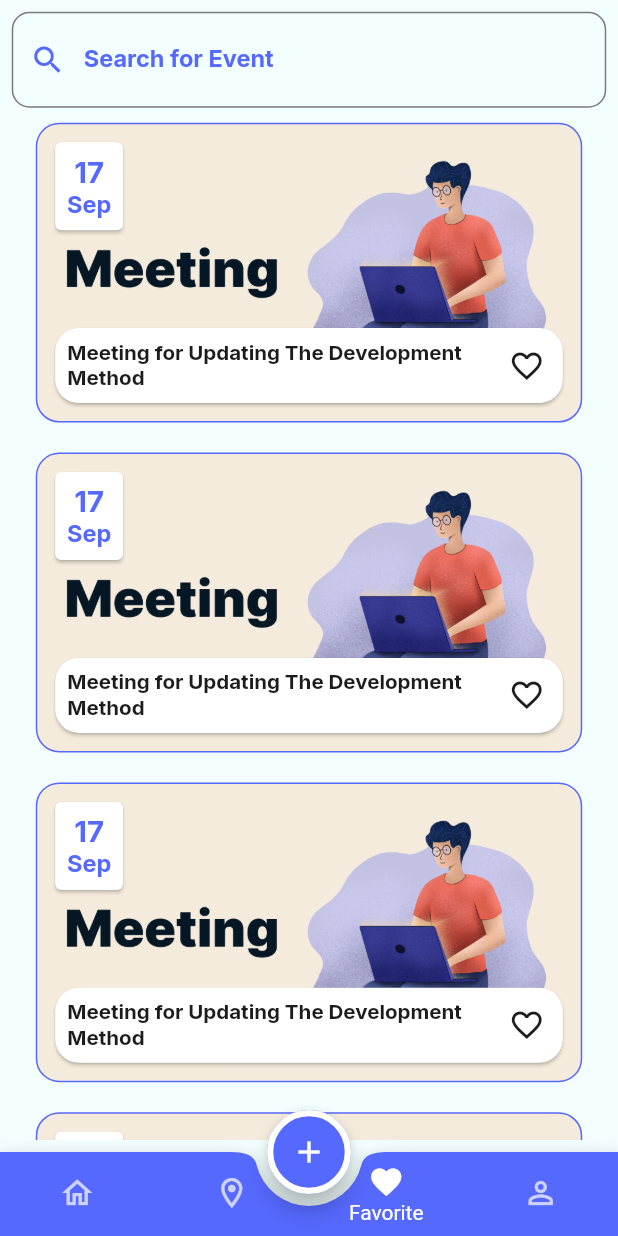
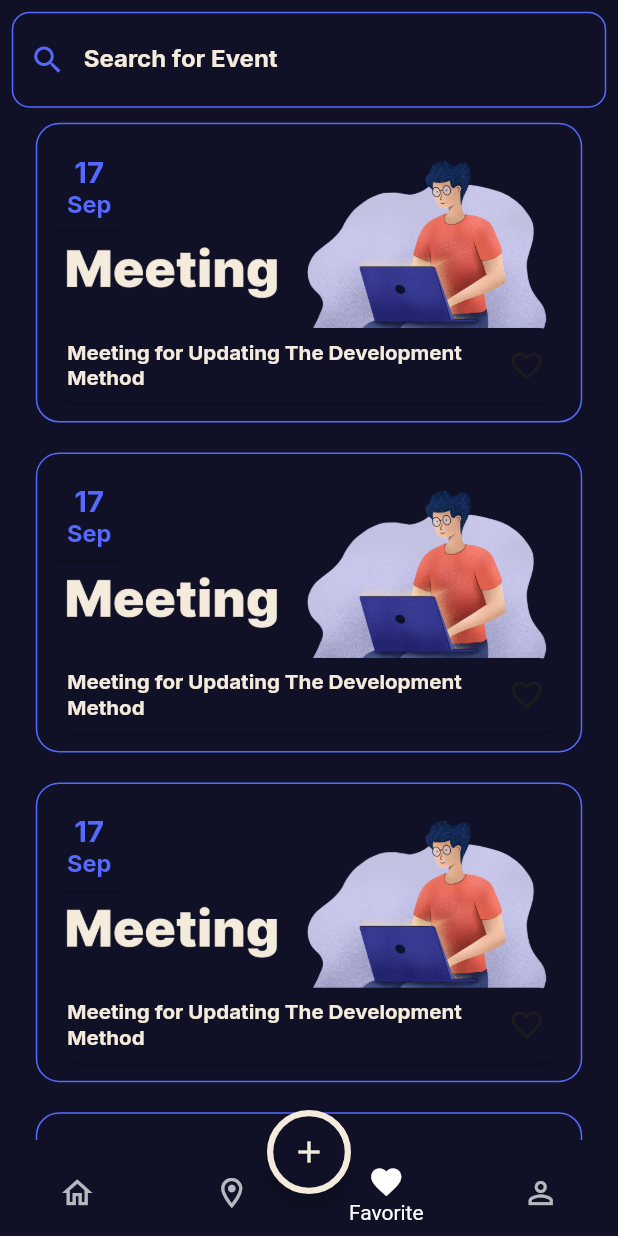
Before and after one commit to kareem-79/evently, a Flutter app: the screen it shows after launch, item 3 of the bottom bar chosen, on a phone screen of 412 x 824 dp. Run offline on Flutter 3.47's test engine with Material 3 defaults, Android fonts, the phone set to English and light mode, and no system bars; our stand-ins replace flutter_screenutil, google_fonts.

Commit message:
finish theme

```diff
--- a/lib/config/theme/theme_manager.dart
+++ b/lib/config/theme/theme_manager.dart
@@ -6,6 +6,7 @@ import 'package:google_fonts/google_fonts.dart';
 class ThemeManager {
   static final ThemeData light = ThemeData(
     primaryColor: ColorsManager.blue,
+    shadowColor: ColorsManager.whiteBlue,
     useMaterial3: false,
     iconTheme: IconThemeData(color: ColorsManager.black),
     appBarTheme: AppBarTheme(
@@ -80,15 +81,15 @@ class ThemeManager {
         color: ColorsManager.white,
         fontWeight: FontWeight.w400,
       ),
+      headlineMedium: GoogleFonts.inter(
+        fontSize: 16.sp,
+        color: ColorsManager.blue,
+        fontWeight: FontWeight.w400,
+      ),
       headlineLarge: GoogleFonts.inter(
         fontSize: 24.sp,
         color: ColorsManager.white,
         fontWeight: FontWeight.bold,
-      ),
-      headlineMedium: GoogleFonts.inter(
-        fontSize: 16.sp,
-        color: ColorsManager.blue,
-        fontWeight: FontWeight.w400,
       ),
       titleMedium: GoogleFonts.inter(
         fontSize: 20.sp,
@@ -101,9 +102,19 @@ class ThemeManager {
         color: ColorsManager.black,
       ),
       labelSmall: GoogleFonts.inter(
-          fontSize: 16,
-          fontWeight: FontWeight.w500,
-          color: ColorsManager.black)
+        fontSize: 16,
+        fontWeight: FontWeight.w500,
+        color: ColorsManager.black,
+      ),
+      displayMedium: GoogleFonts.inter(
+        fontSize: 18.sp,
+        color: ColorsManager.blue,
+      ),
+      displaySmall: GoogleFonts.inter(
+        fontSize: 16,
+        fontWeight: FontWeight.bold,
+        color: ColorsManager.blue,
+      ),
     ),
     bottomNavigationBarTheme: BottomNavigationBarThemeData(
       backgroundColor: Colors.transparent,
@@ -119,5 +130,131 @@ class ThemeManager {
     ),
     cardTheme: CardThemeData(color: Colors.white),
   );
-  static final ThemeData dark = ThemeData();
+  static final ThemeData dark = ThemeData(
+    primaryColor: ColorsManager.darkBlue,
+    shadowColor: ColorsManager.darkBlue,
+    useMaterial3: false,
+    iconTheme: IconThemeData(color: ColorsManager.ofWhite),
+    appBarTheme: AppBarTheme(
+      backgroundColor: ColorsManager.darkBlue,
+      foregroundColor: ColorsManager.blue,
+      titleTextStyle: GoogleFonts.roboto(
+        fontSize: 22.sp,
+        color: ColorsManager.blue,
+      ),
+      centerTitle: true,
+    ),
+    floatingActionButtonTheme: FloatingActionButtonThemeData(
+      backgroundColor: ColorsManager.darkBlue,
+      foregroundColor: ColorsManager.ofWhite,
+      shape: StadiumBorder(
+        side: BorderSide(color: ColorsManager.ofWhite, width: 4.w),
+      ),
+    ),
+    scaffoldBackgroundColor: ColorsManager.darkBlue,
+    elevatedButtonTheme: ElevatedButtonThemeData(
+      style: ElevatedButton.styleFrom(
+        padding: EdgeInsetsGeometry.all(14.sp),
+        backgroundColor: ColorsManager.blue,
+        foregroundColor: ColorsManager.whiteBlue,
+        textStyle: GoogleFonts.inter(
+          fontSize: 20.sp,
+          color: ColorsManager.white,
+          fontWeight: FontWeight.w500,
+        ),
+        shape: RoundedRectangleBorder(
+          borderRadius: BorderRadiusGeometry.circular(12.r),
+        ),
+      ),
+    ),
+    inputDecorationTheme: InputDecorationTheme(
+      labelStyle: GoogleFonts.inter(
+        fontSize: 16.sp,
+        color: ColorsManager.ofWhite,
+        fontWeight: FontWeight.w400,
+      ),
+      prefixIconColor: ColorsManager.ofWhite,
+      suffixIconColor: ColorsManager.ofWhite,
+      enabledBorder: OutlineInputBorder(
+        borderRadius: BorderRadius.circular(12.r),
+        borderSide: BorderSide(color: ColorsManager.blue),
+      ),
+      focusedBorder: OutlineInputBorder(
+        borderRadius: BorderRadius.circular(12.r),
+        borderSide: BorderSide(color: ColorsManager.blue),
+      ),
+      errorBorder: OutlineInputBorder(
+        borderRadius: BorderRadius.circular(12.r),
+        borderSide: BorderSide(color: ColorsManager.red),
+      ),
+      focusedErrorBorder: OutlineInputBorder(
+        borderRadius: BorderRadius.circular(12.r),
+        borderSide: BorderSide(color: ColorsManager.red),
+      ),
+    ),
+    textTheme: TextTheme(
+      bodySmall: GoogleFonts.inter(
+        fontSize: 14.sp,
+        color: ColorsManager.ofWhite,
+        fontWeight: FontWeight.bold,
+      ),
+      titleSmall: GoogleFonts.inter(
+        fontSize: 16.sp,
+        color: ColorsManager.ofWhite,
+        fontWeight: FontWeight.bold,
+      ),
+      headlineSmall: GoogleFonts.inter(
+        fontSize: 14.sp,
+        color: ColorsManager.white,
+        fontWeight: FontWeight.w400,
+      ),
+      headlineLarge: GoogleFonts.inter(
+        fontSize: 24.sp,
+        color: ColorsManager.white,
+        fontWeight: FontWeight.bold,
+      ),
+      headlineMedium: GoogleFonts.inter(
+        fontSize: 16.sp,
+        color: ColorsManager.ofWhite,
+        fontWeight: FontWeight.w400,
+      ),
+      titleMedium: GoogleFonts.inter(
+        fontSize: 20.sp,
+        color: ColorsManager.blue,
+        fontWeight: FontWeight.bold,
+      ),
+      labelMedium: GoogleFonts.inter(
+        fontSize: 20.sp,
+        fontWeight: FontWeight.bold,
+        color: ColorsManager.ofWhite,
+      ),
+      labelSmall: GoogleFonts.inter(
+        fontSize: 16,
+        fontWeight: FontWeight.w500,
+        color: ColorsManager.ofWhite,
+      ),
+      displayMedium: GoogleFonts.inter(
+        fontSize: 18.sp,
+        color: ColorsManager.ofWhite,
+      ),
+      displaySmall: GoogleFonts.inter(
+        fontSize: 16,
+        fontWeight: FontWeight.bold,
+        color: ColorsManager.ofWhite,
+      ),
+    ),
+    bottomNavigationBarTheme: BottomNavigationBarThemeData(
+      backgroundColor: Colors.transparent,
+      elevation: 0,
+      type: BottomNavigationBarType.fixed,
+      selectedItemColor: ColorsManager.ofWhite,
+      unselectedItemColor: ColorsManager.ofWhite,
+      showUnselectedLabels: false,
+    ),
+    bottomAppBarTheme: BottomAppBarTheme(
+      color: ColorsManager.darkBlue,
+      shape: const CircularNotchedRectangle(),
+    ),
+    cardTheme: CardThemeData(color: ColorsManager.darkBlue),
+  );
 }
--- a/lib/core/resources/colors_manager.dart
+++ b/lib/core/resources/colors_manager.dart
@@ -8,4 +8,5 @@ class ColorsManager{
   static const Color red=Color(0xffFF5659);
   static const Color darkBlue=Color(0xff101127);
   static const Color white=Color(0xffFFFFFF);
+  static const Color ofWhite=Color(0xffF4EBDC);
 }
--- a/lib/core/widget/event_item.dart
+++ b/lib/core/widget/event_item.dart
@@ -4,6 +4,7 @@ import 'package:evently/core/resources/colors_manager.dart';
 import 'package:evently/core/widget/event_model.dart';
 import 'package:flutter/material.dart';
 import 'package:flutter_screenutil/flutter_screenutil.dart';
+import 'package:google_fonts/google_fonts.dart';
 
 class EventItem extends StatelessWidget {
   const EventItem({super.key, required this.event});
@@ -35,7 +36,9 @@ class EventItem extends StatelessWidget {
                   Text("${event.dateTime.day}", style: Theme.of(context).textTheme.titleMedium),
                   Text(
                     event.dateTime.viewMonth,
-                    style: Theme.of(context).textTheme.headlineMedium?.copyWith(
+                    style: GoogleFonts.inter(
+                      fontSize: 16.sp,
+                      color: ColorsManager.blue,
                       fontWeight: FontWeight.bold,
                     ),
                   ),
--- a/lib/features/create_event/create_event.dart
+++ b/lib/features/create_event/create_event.dart
@@ -86,6 +86,7 @@ class _CreateEventState extends State<CreateEvent> {
                 SizedBox(height: 8.h),
                 CustomTextFormFiled(
                   label: "Event Description",
+                  prefixIcon: Icons.description,
                   controller: descriptionController,
                   validator: (input) {
                     if(input==null||input.trim().isEmpty){
--- a/lib/features/layout/fav/fav_tab.dart
+++ b/lib/features/layout/fav/fav_tab.dart
@@ -22,11 +22,7 @@ class FavTab extends StatelessWidget {
                 prefixIcon: Icon(Icons.search),
                 prefixIconColor: ColorsManager.blue,
                 label: Text("Search for Event"),
-                labelStyle: GoogleFonts.inter(
-                  fontSize: 16.sp,
-                  fontWeight: FontWeight.bold,
-                  color: ColorsManager.blue,
-                ),
+                labelStyle: Theme.of(context).textTheme.displaySmall
               ),
             ),
             Expanded(
--- a/lib/features/layout/profile/custom_drop_down.dart
+++ b/lib/features/layout/profile/custom_drop_down.dart
@@ -32,7 +32,9 @@ class CustomDropDown extends StatelessWidget {
                 Text(selectedItems,style: GoogleFonts.inter(fontSize: 20,fontWeight: FontWeight.bold,color: ColorsManager.blue),),
                 DropdownButton<String>(
                   underline: Container(),
-
+                  dropdownColor: Theme.of(context).shadowColor,
+                  iconEnabledColor: ColorsManager.blue,
+                  style: Theme.of(context).textTheme.displayMedium,
                   borderRadius: BorderRadius.circular(12.r),
                   items: menuItems.map((String value) {
                     return DropdownMenuItem<String>(
--- a/lib/features/layout/profile/profile_tab.dart
+++ b/lib/features/layout/profile/profile_tab.dart
@@ -18,7 +18,7 @@ class ProfileTab extends StatelessWidget {
           padding: EdgeInsets.symmetric(horizontal: 16, vertical: 24),
           width: double.infinity,
           decoration: BoxDecoration(
-            color: ColorsManager.blue,
+            color: Theme.of(context).primaryColor,
             borderRadius: BorderRadius.only(bottomLeft: Radius.circular(44)),
           ),
           child: SafeArea(
--- a/lib/main.dart
+++ b/lib/main.dart
@@ -21,7 +21,7 @@ class Evently extends StatelessWidget {
         initialRoute: RoutesManager.mainLayout,
         theme: ThemeManager.light,
         darkTheme: ThemeManager.dark,
-        themeMode: ThemeMode.light,
+        themeMode: ThemeMode.dark,
         locale: Locale("en"),
       ),
     );
```
Also changed, not shown: assets/images/birthday.png, assets/images/bookclub.png, assets/images/eating.png, assets/images/exhibition.png, assets/images/football.png, assets/images/gaming.png, assets/images/holiday.png, assets/images/meeting.png, assets/images/workshop.png.
